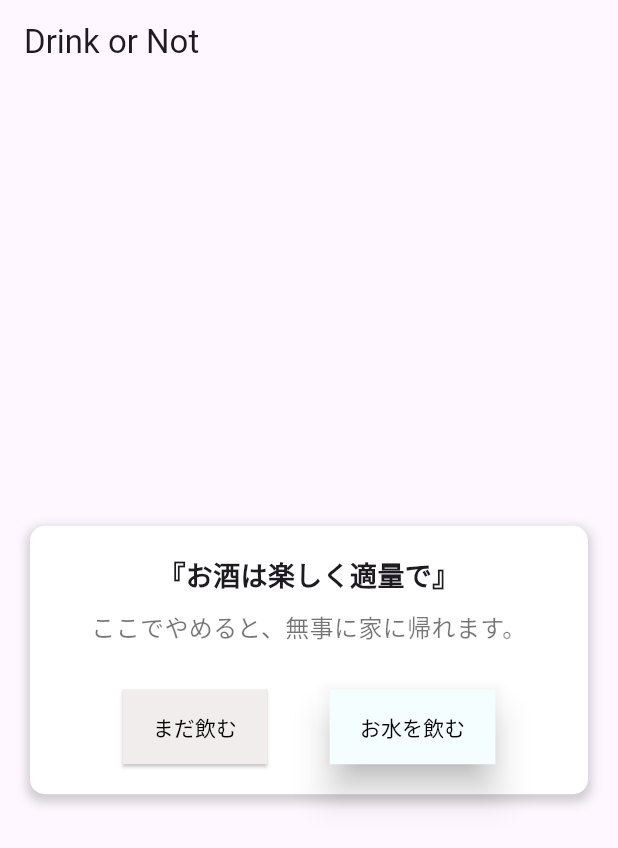
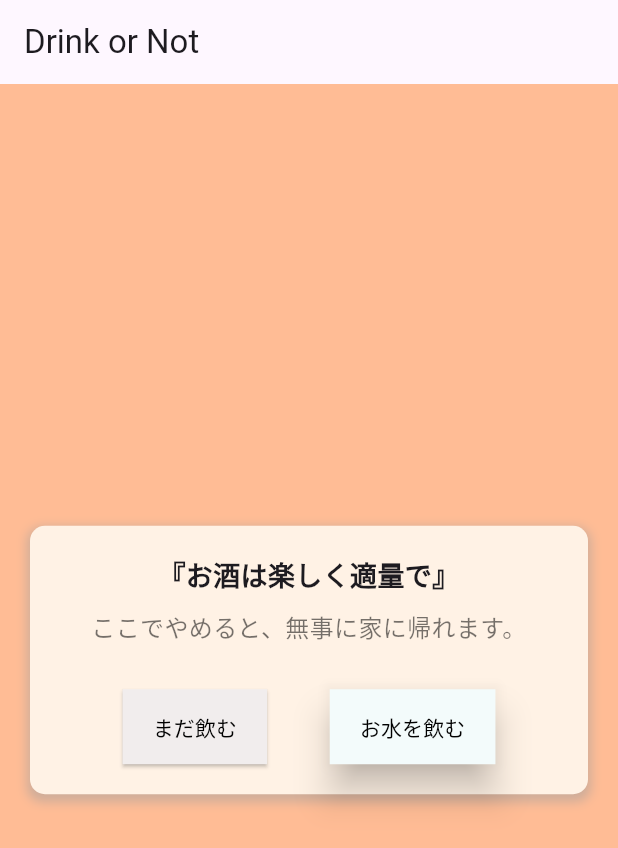
Before and after one commit to p2hacks2024/pre-17, a Flutter app: the DrinkOrNot screen opened directly, on a phone screen of 412 x 824 dp. Shown: the top 848 px of the screen. Run offline on Flutter 3.47's test engine with Material 3 defaults, Android fonts, the light colour scheme and no system bars.

Commit message:
fix: 選択画面の完成。#2

```diff
--- a/lib/drink_or_not.dart
+++ b/lib/drink_or_not.dart
@@ -14,6 +14,7 @@ class DrinkOrNot extends StatelessWidget {
   @override
   Widget build(BuildContext context) {
     return Scaffold(
+      backgroundColor: Color.fromARGB(255, 255, 188, 149),
       appBar: AppBar(
         title: const Text('Drink or Not'),
       ),
@@ -24,7 +25,7 @@ class DrinkOrNot extends StatelessWidget {
             width: 400, // レイアウト全体の幅を設定
             padding: const EdgeInsets.all(20.0), // コンテナ内の余白
             decoration: BoxDecoration(
-              color: Colors.white,
+              color: const Color.fromRGBO(255, 242, 229, 1),
               borderRadius: BorderRadius.circular(10), // 少し角を丸める
               boxShadow: [
                 BoxShadow(
@@ -84,7 +85,7 @@ class DrinkOrNot extends StatelessWidget {
                       style: ElevatedButton.styleFrom(
                         elevation: 10,
                         backgroundColor:
-                            const Color.fromARGB(255, 244, 253, 255),
+                            const Color.fromARGB(255, 243, 251, 251),
                         padding: const EdgeInsets.symmetric(
                             vertical: 15, horizontal: 20),
                         shape: const RoundedRectangleBorder(
```
